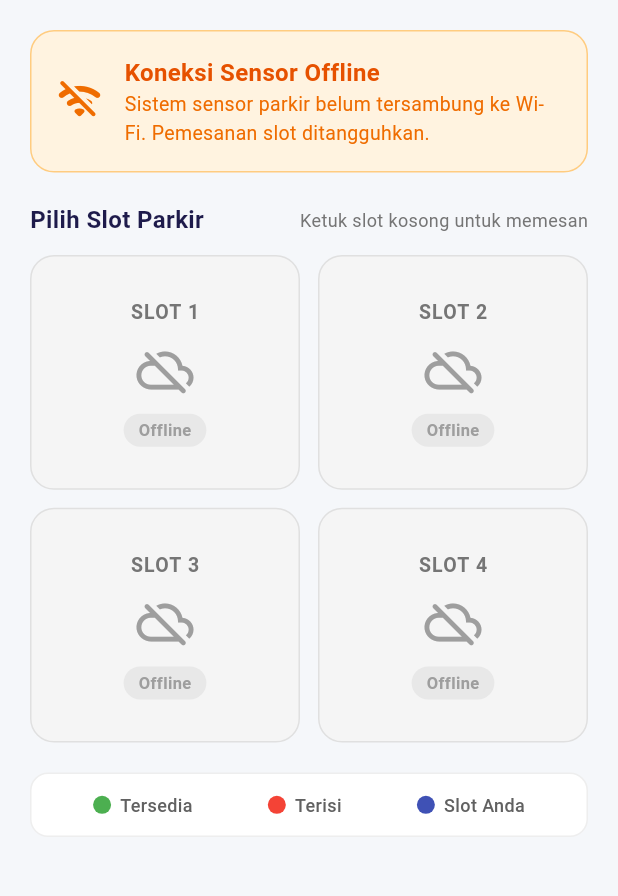
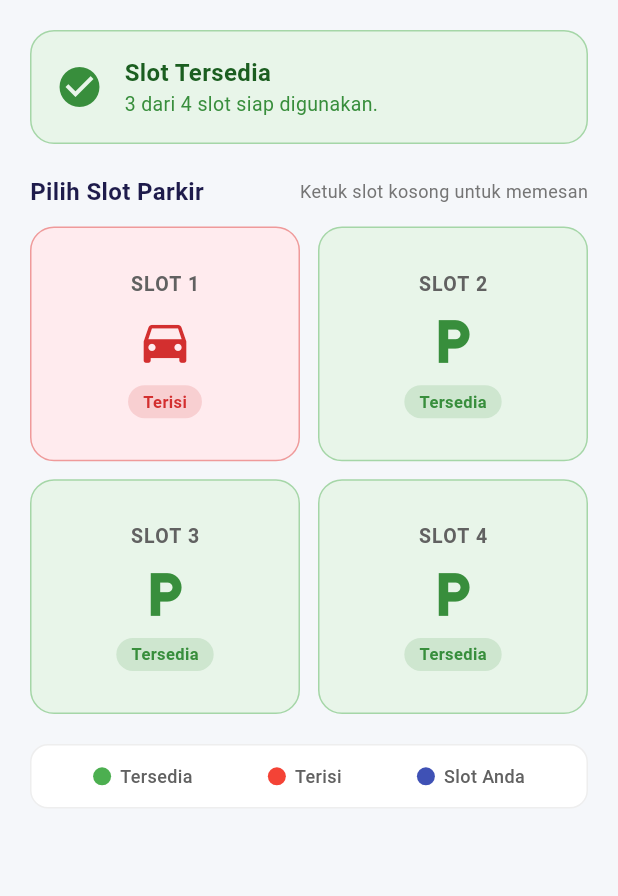
Before and after one commit to razzaryan/FP-smart-parking-system, a Flutter app: the UserDashboardScreen screen opened directly with empty values, on a phone screen of 412 x 824 dp, the part 84-980 px from its top. Run offline on Flutter 3.47's test engine with Material 3 defaults, Android fonts, the phone set to English and light mode, and no system bars.

Commit message:
Allow continuous slot booking for user and streamline wifi control to admin

```diff
--- a/lib/controllers/parking_controller.dart
+++ b/lib/controllers/parking_controller.dart
@@ -26,14 +26,9 @@ class ParkingController extends ChangeNotifier {
   bool bookSlot(
     int index, {
     required VoidCallback onAlreadyBooked,
-    required VoidCallback onWifiDisconnected,
+    VoidCallback? onWifiDisconnected,
     required VoidCallback onSuccess,
   }) {
-    if (!_wifiConnected) {
-      onWifiDisconnected();
-      return false;
-    }
-
     if (_myBookedSlot != null) {
       onAlreadyBooked();
       return false;
--- a/lib/screens/main_navigation_screen.dart
+++ b/lib/screens/main_navigation_screen.dart
@@ -61,8 +61,6 @@ class _MainNavigationScreenState extends State<MainNavigationScreen> {
     }
 
     return LoginScreen(
-      isWifiConnected: _controller.wifiConnected,
-      onToggleWifiSimulation: () => _controller.toggleWifi(_controller.sensorIp),
       onLoginSuccess: _login,
     );
   }
--- a/lib/screens/user_dashboard_screen.dart
+++ b/lib/screens/user_dashboard_screen.dart
@@ -66,7 +66,6 @@ class UserDashboardScreen extends StatelessWidget {
               UserStatusBanner(
                 isFull: controller.isFull,
                 availableCount: controller.availableCount,
-                wifiConnected: controller.wifiConnected,
               ),
               const SizedBox(height: 20),
               if (controller.myBookedSlot != null) ...[
@@ -121,20 +120,9 @@ class UserDashboardScreen extends StatelessWidget {
                     index: index,
                     isOccupied: controller.slotsOccupied[index],
                     isMySlot: controller.myBookedSlot == index,
-                    isOffline: !controller.wifiConnected,
                     onTap: () {
                       if (controller.myBookedSlot == index) {
                         _showCheckoutDialog(context);
-                      } else if (!controller.wifiConnected) {
-                        ScaffoldMessenger.of(context).showSnackBar(
-                          SnackBar(
-                            content: const Text(
-                              'Sensor parkir offline. Pemesanan slot hanya dapat dilakukan saat Wi-Fi terhubung.',
-                            ),
-                            backgroundColor: Colors.orange.shade800,
-                            behavior: SnackBarBehavior.floating,
-                          ),
-                        );
                       } else if (!controller.slotsOccupied[index]) {
                         _showBookingConfirmDialog(context, index);
                       } else {
@@ -236,17 +224,6 @@ class UserDashboardScreen extends StatelessWidget {
               Navigator.pop(ctx);
               controller.bookSlot(
                 index,
-                onWifiDisconnected: () {
-                  ScaffoldMessenger.of(context).showSnackBar(
-                    SnackBar(
-                      content: const Text(
-                        'Sensor parkir offline. Pemesanan slot hanya dapat dilakukan saat Wi-Fi terhubung.',
-                      ),
-                      backgroundColor: Colors.orange.shade800,
-                      behavior: SnackBarBehavior.floating,
-                    ),
-                  );
-                },
                 onAlreadyBooked: () {
                   ScaffoldMessenger.of(context).showSnackBar(
                     SnackBar(
--- a/lib/widgets/slot_card.dart
+++ b/lib/widgets/slot_card.dart
@@ -4,7 +4,6 @@ class SlotCard extends StatelessWidget {
   final int index;
   final bool isOccupied;
   final bool isMySlot;
-  final bool isOffline;
   final VoidCallback onTap;
 
   const SlotCard({
@@ -12,7 +11,6 @@ class SlotCard extends StatelessWidget {
     required this.index,
     required this.isOccupied,
     required this.isMySlot,
-    this.isOffline = false,
     required this.onTap,
   });
 
@@ -22,11 +20,7 @@ class SlotCard extends StatelessWidget {
     Color borderColor;
     Color accentColor;
 
-    if (isOffline && !isMySlot) {
-      cardColor = Colors.grey.shade100;
-      borderColor = Colors.grey.shade300;
-      accentColor = Colors.grey.shade500;
-    } else if (isMySlot) {
+    if (isMySlot) {
       cardColor = Colors.indigo.shade50;
       borderColor = Colors.indigo.shade400;
       accentColor = Colors.indigo.shade700;
@@ -59,9 +53,7 @@ class SlotCard extends StatelessWidget {
                 style: TextStyle(
                   fontSize: 13,
                   fontWeight: FontWeight.bold,
-                  color: isMySlot
-                      ? Colors.indigo.shade900
-                      : (isOffline ? Colors.grey.shade600 : Colors.grey.shade700),
+                  color: isMySlot ? Colors.indigo.shade900 : Colors.grey.shade700,
                   letterSpacing: 0.8,
                 ),
               ),
@@ -69,9 +61,7 @@ class SlotCard extends StatelessWidget {
               Icon(
                 isMySlot
                     ? Icons.directions_car_filled
-                    : (isOffline
-                        ? Icons.cloud_off_rounded
-                        : (isOccupied ? Icons.directions_car : Icons.local_parking)),
+                    : (isOccupied ? Icons.directions_car : Icons.local_parking),
                 size: 38,
                 color: accentColor,
               ),
@@ -85,7 +75,7 @@ class SlotCard extends StatelessWidget {
                 child: Text(
                   isMySlot
                       ? 'Slot Anda'
-                      : (isOffline ? 'Offline' : (isOccupied ? 'Terisi' : 'Tersedia')),
+                      : (isOccupied ? 'Terisi' : 'Tersedia'),
                   style: TextStyle(
                     fontSize: 11,
                     fontWeight: FontWeight.bold,
--- a/lib/widgets/user_status_banner.dart
+++ b/lib/widgets/user_status_banner.dart
@@ -3,63 +3,15 @@ import 'package:flutter/material.dart';
 class UserStatusBanner extends StatelessWidget {
   final bool isFull;
   final int availableCount;
-  final bool wifiConnected;
 
   const UserStatusBanner({
     super.key,
     required this.isFull,
     required this.availableCount,
-    this.wifiConnected = true,
   });
 
   @override
   Widget build(BuildContext context) {
-    if (!wifiConnected) {
-      return Container(
-        width: double.infinity,
-        padding: const EdgeInsets.all(16),
-        decoration: BoxDecoration(
-          color: Colors.orange.shade50,
-          borderRadius: BorderRadius.circular(16),
-          border: Border.all(
-            color: Colors.orange.shade200,
-          ),
-        ),
-        child: Row(
-          children: [
-            Icon(
-              Icons.wifi_off_rounded,
-              color: Colors.orange.shade800,
-              size: 32,
-            ),
-            const SizedBox(width: 14),
-            Expanded(
-              child: Column(
-                crossAxisAlignment: CrossAxisAlignment.start,
-                children: [
-                  Text(
-                    'Koneksi Sensor Offline',
-                    style: TextStyle(
-                      fontSize: 16,
-                      fontWeight: FontWeight.bold,
-                      color: Colors.orange.shade900,
-                    ),
-                  ),
-                  Text(
-                    'Sistem sensor parkir belum tersambung ke Wi-Fi. Pemesanan slot ditangguhkan.',
-                    style: TextStyle(
-                      fontSize: 13,
-                      color: Colors.orange.shade800,
-                    ),
-                  ),
-                ],
-              ),
-            ),
-          ],
-        ),
-      );
-    }
-
     return Container(
       width: double.infinity,
       padding: const EdgeInsets.all(16),
```
Also changed, not shown: lib/screens/login_screen.dart (+0 -58 lines), 1 other file.
